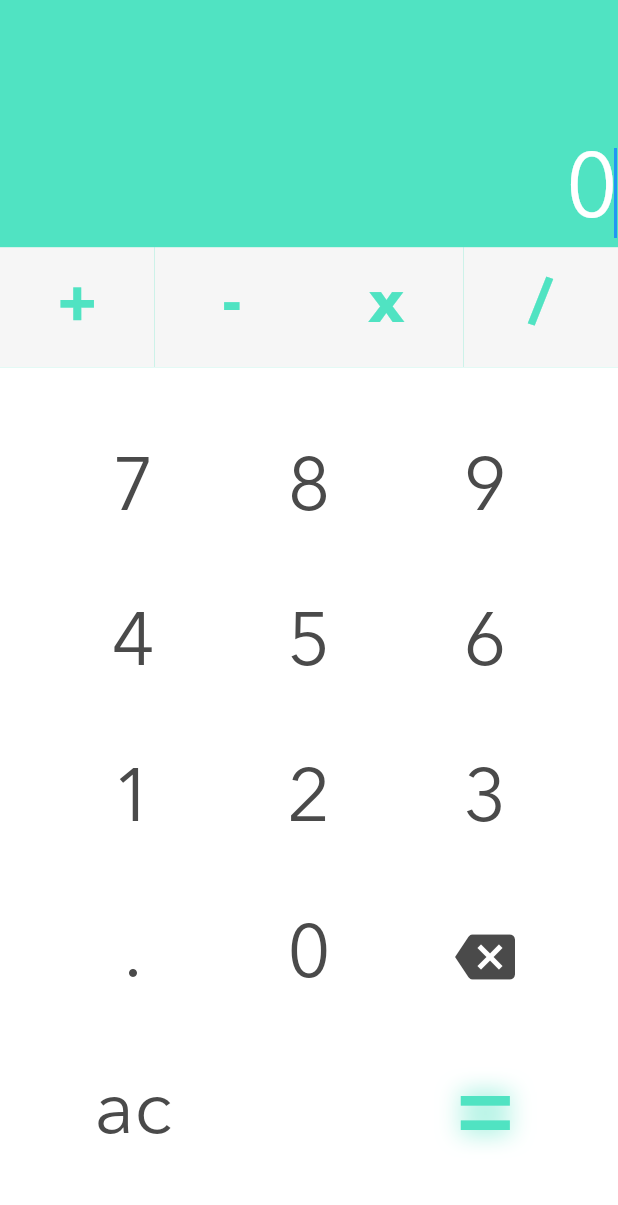
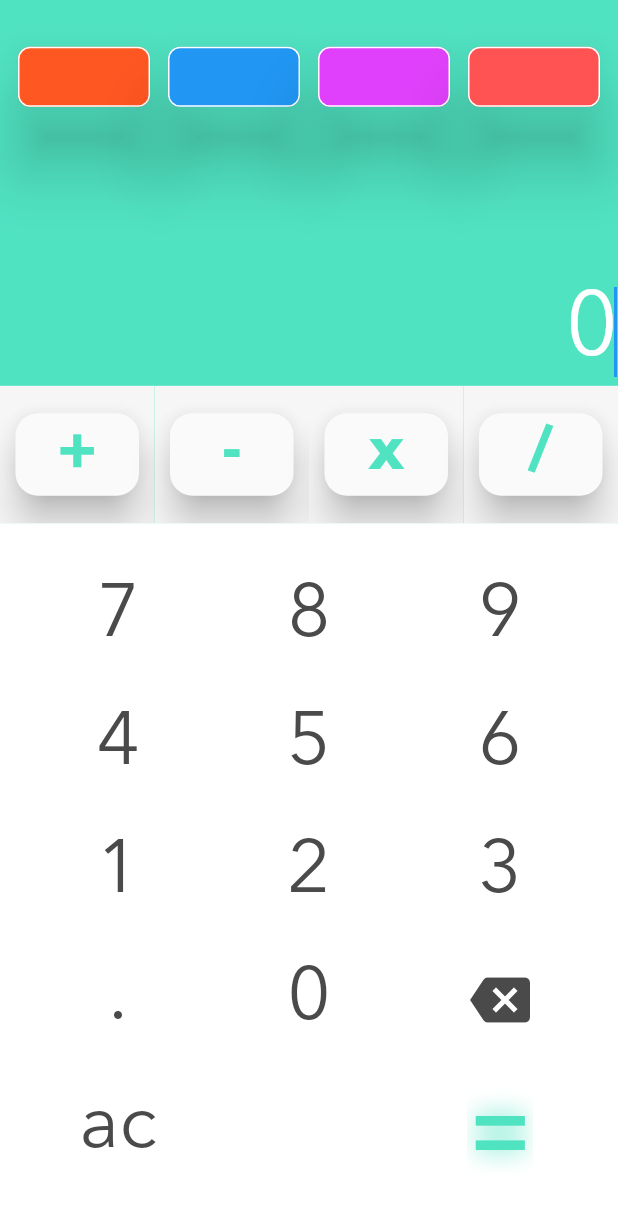
Before and after one commit to shubhamhackz/flutter-calculator, a Flutter app: the screen it shows after launch, on a phone screen of 412 x 824 dp. Shown: the top 1205 px of the screen. Run offline on Flutter 3.47's test engine with Material 2 defaults, Android fonts, the phone set to English and light mode, and no system bars.

Commit message:
sdk version fixed and design update

```diff
--- a/lib/main.dart
+++ b/lib/main.dart
@@ -4,19 +4,23 @@ void main() => runApp(MaterialApp(
   home: MyApp(),
 ));
 
-typedef ActionCallBack = void Function(Key key);
-typedef KeyCallBack = void Function(Key key);
 
-const Color primaryColor = const Color(0xff50E3C2);
-const Color keypadColor = const Color(0xff4A4A4A);
 
 
 class MyApp extends StatefulWidget {
   _MyAppState createState() => _MyAppState();
 }
+typedef ActionCallBack = void Function(Key key);
+typedef KeyCallBack = void Function(Key key);
 
+ Color primaryColor = const Color(0xff50E3C2);
+//const Color primaryColor = Colors.deepOrange;
+ Color keypadColor = const Color(0xff4A4A4A);
 class _MyAppState extends State<MyApp> {
 
+//   Color primaryColor = const Color(0xff50E3C2);
+////const Color primaryColor = Colors.deepOrange;
+//   Color keypadColor = const Color(0xff4A4A4A);
   Key _actionKey;
   Key _plusKey = Key('plus');
   Key _minusKey = Key('minus');
@@ -61,6 +65,7 @@ class _MyAppState extends State<MyApp> {
       savedLastValue = true;
     }
     setState(() {
+     try{
       if (identical(_sevenKey, key)) {
         _currentValues.add('7');
         _textEditingController.text = convertToString(_currentValues);
@@ -109,7 +114,12 @@ class _MyAppState extends State<MyApp> {
         calculateValue();
         savedLastValue = false;
       }
+
+     }catch(e){
+        print("some error = ");
+     }
     });
+
   }
 
   String validateDouble(double doubleValue) {
@@ -197,6 +207,8 @@ class _MyAppState extends State<MyApp> {
       body: Column(
         mainAxisAlignment: MainAxisAlignment.center,
         children: <Widget>[
+          ChangeColors(),
+
           Container(
             alignment: Alignment.bottomRight,
             width: width,
@@ -210,7 +222,7 @@ class _MyAppState extends State<MyApp> {
                 style: TextStyle(
                   fontFamily: 'Avenir',
                   fontStyle: FontStyle.normal,
-                  color: Colors.white,
+                  color: Colors.black,
                   fontSize: 60.0,
                 ),
                 decoration: InputDecoration.collapsed(
@@ -222,7 +234,9 @@ class _MyAppState extends State<MyApp> {
                 ),              ),
             ),
           ),
-          Row(
+          Container(
+            height: MediaQuery.of(context).size.height/9,
+            child: Row(
               children: <Widget>[
                 buildActionButton('+', _plusKey),
                 buildActionButton('-', _minusKey),
@@ -230,10 +244,23 @@ class _MyAppState extends State<MyApp> {
                 buildActionButton('/', _divideKey)
               ],
             ),
+          ),
+
           Expanded(
               child: Container(
-                padding: EdgeInsets.all(30.0),
+                decoration: BoxDecoration(
                   color: Colors.white,
+
+//                  gradient: LinearGradient(
+//                      colors: [Colors.black12,Colors.white,Colors.white],
+//                    begin: Alignment.topLeft,
+//                    end: Alignment.bottomRight,
+////                    stops: [0.1,0.9,0.9]
+//                  )
+                ),
+                child: Container(
+                  padding: EdgeInsets.fromLTRB(15, 20, 15, 30),
+//                  color: Colors.white24,
                     child: Column(
                     mainAxisAlignment: MainAxisAlignment.spaceEvenly,
                     children: <Widget>[
@@ -315,6 +342,7 @@ class _MyAppState extends State<MyApp> {
                     ],
                   ),
                 ),
+              ),
           )
         ],
       ),
@@ -346,6 +374,74 @@ class _MyAppState extends State<MyApp> {
       onKeyTap: onKeyTapped,
     );
   }
+
+
+  Widget ChangeColors(){
+    return Container(
+//      color: Colors.black12,
+      margin: EdgeInsets.only(top: 10),
+      height: (height/100)*10,
+      child: Row(
+        mainAxisSize: MainAxisSize.max,
+        mainAxisAlignment: MainAxisAlignment.spaceEvenly,
+        children: <Widget>[
+          RaisedButton(
+            onPressed: (){
+              print("chnageColors");
+              setState(() {
+                primaryColor = Colors.deepOrange ;
+              });
+            },
+            color: Colors.deepOrange,
+            elevation: 20,
+            shape: RoundedRectangleBorder(borderRadius: BorderRadius.circular(8),side: BorderSide(color: Colors.white)),
+            padding: EdgeInsets.fromLTRB(0, 20, 0, 20),
+          ),
+          RaisedButton(
+            onPressed: (){
+              print("chnageColors");
+              setState(() {
+                primaryColor = Colors.blue ;
+              });
+            },
+            color: Colors.blue,
+            elevation: 20,
+            shape: RoundedRectangleBorder(borderRadius: BorderRadius.circular(8),side: BorderSide(color: Colors.white)),
+            padding: EdgeInsets.fromLTRB(0, 20, 0, 20),
+          ),
+          RaisedButton(
+            onPressed: (){
+              print("chnageColors");
+              setState(() {
+                primaryColor = Colors.purpleAccent ;
+              });
+            },
+            color: Colors.purpleAccent,
+            elevation: 20,
+            shape: RoundedRectangleBorder(borderRadius: BorderRadius.circular(8),side: BorderSide(color: Colors.white)),
+            padding: EdgeInsets.fromLTRB(0, 20, 0, 20),
+          ),
+          RaisedButton(
+
+            onPressed: (){
+              print("chnageColors");
+              setState(() {
+                primaryColor = Colors.redAccent ;
+              });
+            },
+            color: Colors.redAccent,
+            elevation: 20,
+            shape: RoundedRectangleBorder(borderRadius: BorderRadius.circular(8),side: BorderSide(color: Colors.white)),
+            padding: EdgeInsets.fromLTRB(0, 20, 0, 20),
+          ),
+
+        ],
+      ),
+    );
+  }
+
+
+
 }
 
 
@@ -375,9 +471,19 @@ class ActionButton extends StatelessWidget {
                   onTap: () {
                     onTapped(key);
                   },
-                  child: CircleAvatar(
-                    backgroundColor: enabled ? changedBackground : defaultBackground,
-                    radius: 30,
+                  child: Material(
+//                    color: ,
+//                    backgroundColor: enabled ? changedBackground : defaultBackground,
+//                    radius: 30,
+                  elevation: 10,
+                  shape: RoundedRectangleBorder(borderRadius: BorderRadius.circular(15)),
+                    child: Container(
+                      height: MediaQuery.of(context).size.height/15,
+                      width: MediaQuery.of(context).size.width/5,
+                      decoration: ShapeDecoration(
+                          color: enabled ? changedBackground : defaultBackground,
+                          shape: RoundedRectangleBorder(borderRadius: BorderRadius.circular(15))),
+                      child: Center(
                         child: Text(
                           actionName,
                           style: TextStyle(
@@ -385,6 +491,8 @@ class ActionButton extends StatelessWidget {
                             fontSize: 40.0,
                             fontFamily: 'Avenir',
                             fontWeight: FontWeight.bold
+                          ),
+                        ),
                       ),
                     ),
                   ),
@@ -408,6 +516,7 @@ class KeyItem extends StatelessWidget {
     assert(debugCheckHasMaterial(context));
     return Expanded(
         child: Material(
+          elevation: 10,
         type: MaterialType.transparency,
         child: InkResponse(
           splashColor: primaryColor,
@@ -416,6 +525,7 @@ class KeyItem extends StatelessWidget {
           child: Container(
             //color: Colors.white,
             alignment: Alignment.center,
+//            color: Colors.black12,
             child: child,
           ),
         ),
```
Also changed, not shown: res/values/strings_en.arb (added), 3 other files. Lines whose indentation alone changed are shown as unchanged.
